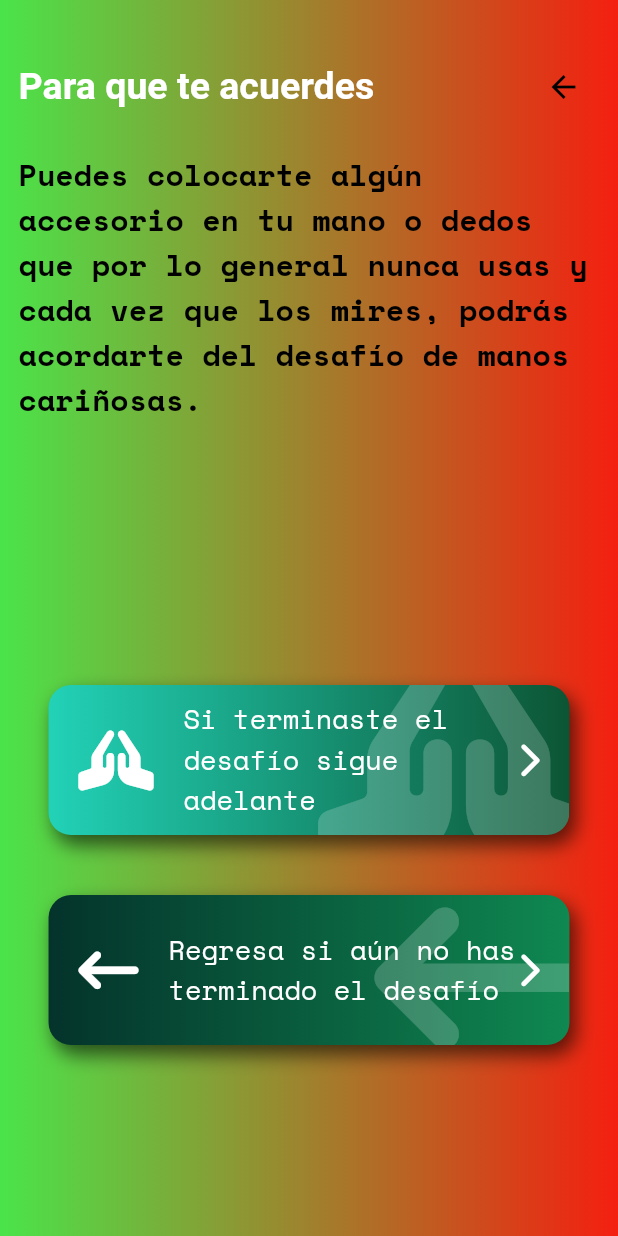
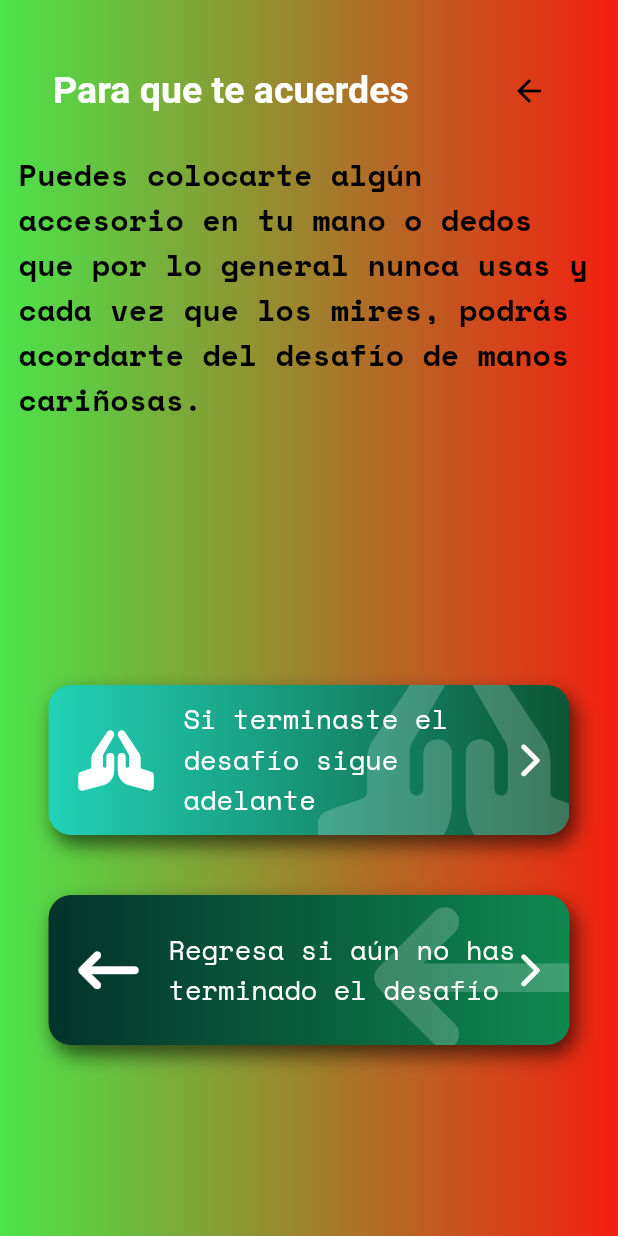
Before and after one commit to ranitaram/calma_la_ansiedad, a Flutter app: the Acuerdate11 screen opened directly, on a phone screen of 412 x 824 dp. Run offline on Flutter 3.47's test engine with Material 2 defaults, Android fonts, the phone set to English and light mode, and no system bars; our stand-ins replace cloud_firestore, dio, file_picker, firebase_auth, firebase_core, firebase_messaging and 10 more; accounts and stored records are empty.

```diff
--- a/lib/models/chat_user.dart
+++ b/lib/models/chat_user.dart
@@ -37,6 +37,6 @@
   }
 
   bool wasRecentlyActive() {
-    return DateTime.now().difference(lastActive).inHours < 2;
+    return DateTime.now().difference(lastActive).inMinutes < 30;
   }
 }
--- a/lib/widgets/top_bar.dart
+++ b/lib/widgets/top_bar.dart
@@ -25,12 +25,16 @@
 
   Widget _buildUI() {
     return Container(
+      padding: EdgeInsets.only(top: 20),
       height: _deviceHeight * 0.10,
       width: _deviceWidth,
-      child: Row(
-        mainAxisSize: MainAxisSize.max,
-        mainAxisAlignment: MainAxisAlignment.spaceBetween,
-        crossAxisAlignment: CrossAxisAlignment.center,
+      child: Wrap(
+        alignment: WrapAlignment.spaceAround,
+        spacing: 10.0,
+        crossAxisAlignment: WrapCrossAlignment.center,
+        // mainAxisSize: MainAxisSize.max,
+        // mainAxisAlignment: MainAxisAlignment.spaceBetween,
+        // crossAxisAlignment: CrossAxisAlignment.center,
         children: [
           if (secondaryAction != null) secondaryAction!,
           _titleBar(),
--- a/pubspec.yaml
+++ b/pubspec.yaml
@@ -46,7 +46,7 @@
   google_fonts: ^3.0.1
   google_mobile_ads: ^1.2.0
   lottie: ^1.3.0
-  provider: 6.0.0
+  provider: 6.0.3
   timeago: 3.1.0
 
 dev_dependencies:
```
Also changed, not shown: pubspec.lock.
